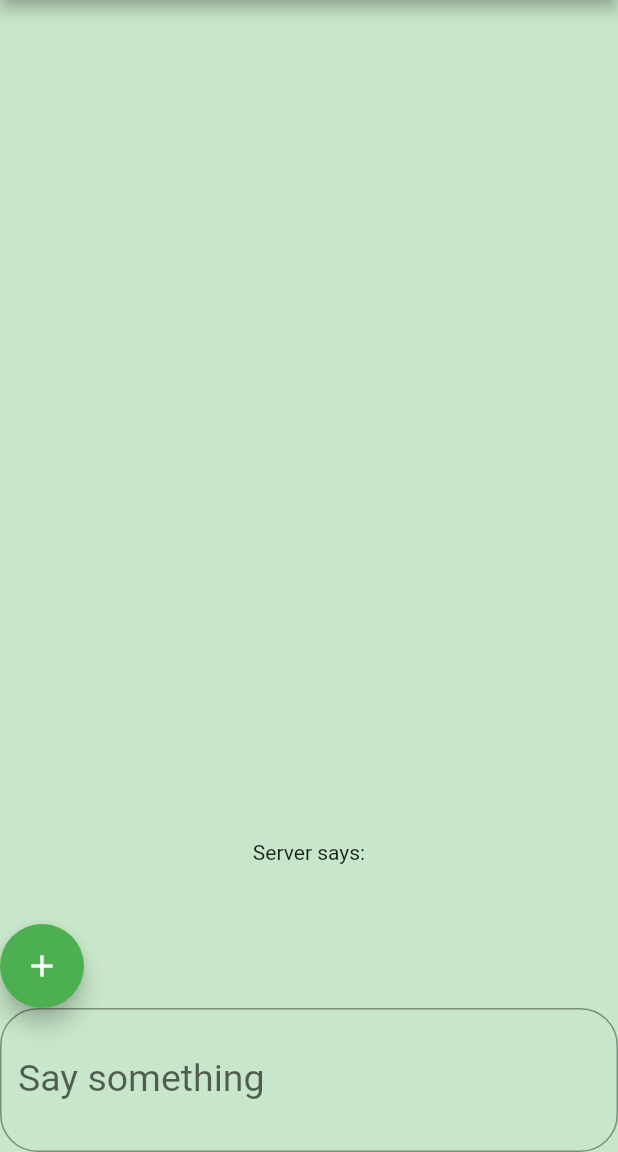
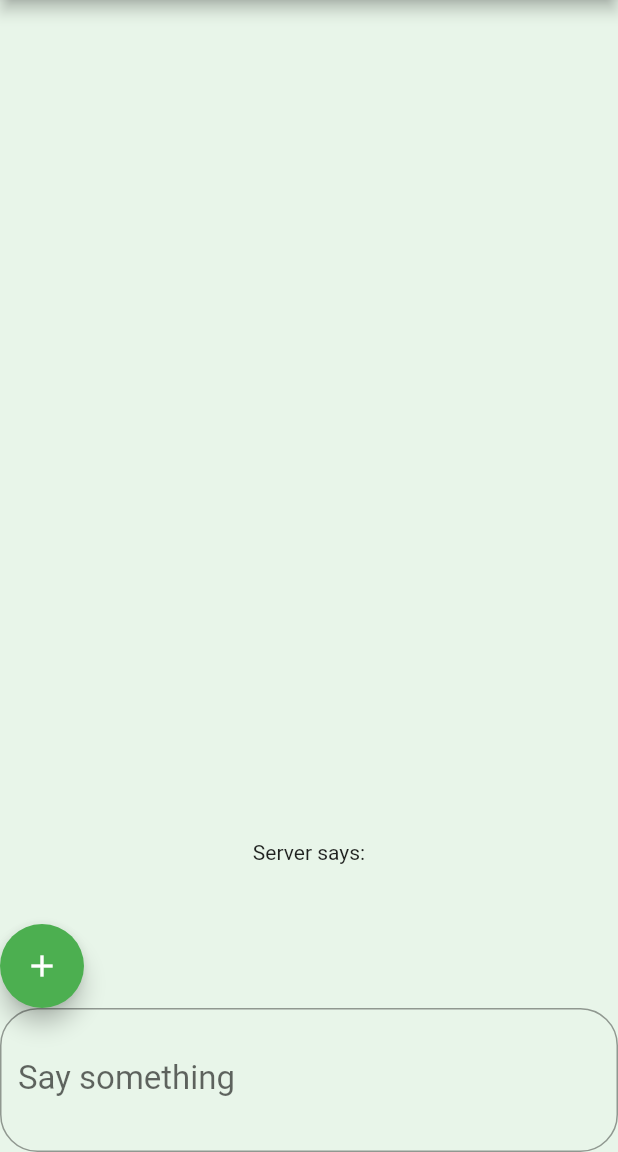
Before and after one commit to christinaav/echo, a Flutter app: the screen it shows after launch, on a phone screen of 412 x 824 dp, the part 84-1236 px from its top. Run offline on Flutter 3.47's test engine with Material 2 defaults, Android fonts, the phone set to English and light mode, and no system bars; Roboto replaces fonts that are missing (Poppins).

Commit message:
functional version

```diff
--- a/client_side/client/lib/main.dart
+++ b/client_side/client/lib/main.dart
@@ -58,6 +58,7 @@ class _MyHomePageState extends State<MyHomePage> {
       //Send the request
       socket.write(mycontroller.text);
     });
+    temp = "";
   }
 
   @override
@@ -66,7 +67,7 @@ class _MyHomePageState extends State<MyHomePage> {
       appBar: AppBar(
         title: Text(widget.title),
       ),
-      backgroundColor: Colors.green[100],
+      backgroundColor: Colors.green[50],
       body: Center(
         child: Column(
           crossAxisAlignment: CrossAxisAlignment.center,
@@ -105,7 +106,7 @@ class _MyHomePageState extends State<MyHomePage> {
               ),
               style: new TextStyle(
                 fontFamily: "Poppins",
-                fontSize: 25.0,
+                fontSize: 22.0,
               ),
             ),
           ],
```
